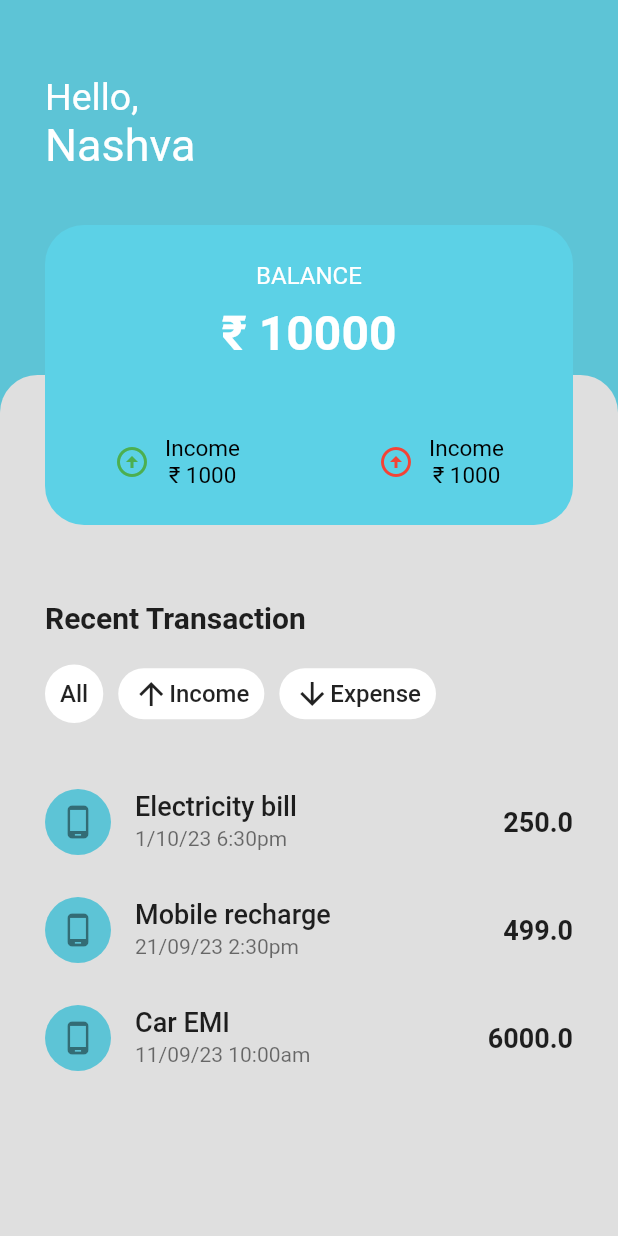
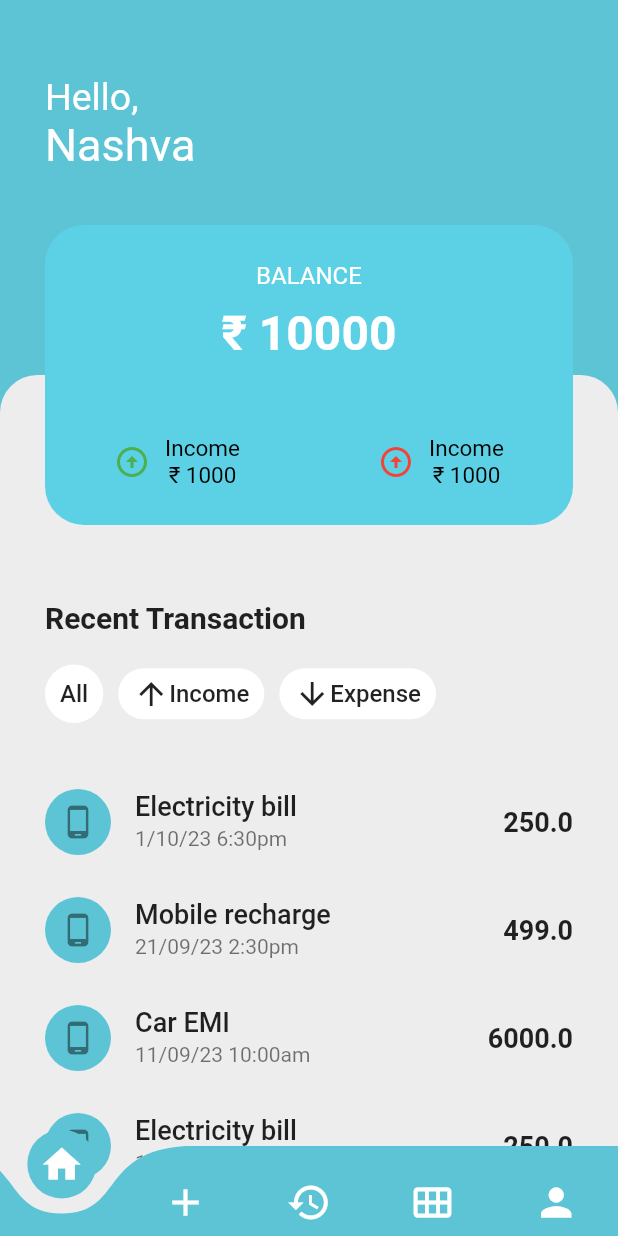
Before and after one commit to nashvak/expense_tracker, a Flutter app: the screen it shows after launch, after a tap on "Get Started", after a tap on "Login", on a phone screen of 412 x 824 dp. Run offline on Flutter 3.47's test engine with Material 2 defaults, Android fonts, the phone set to English and light mode, and no system bars; drawn by our look-alikes of curved_navigation_bar; our stand-ins replace get, google_fonts.

Commit message:
curved bottom navigation bar is created

```diff
--- a/lib/constatnts/colors.dart
+++ b/lib/constatnts/colors.dart
@@ -3,4 +3,6 @@ import 'package:flutter/material.dart';
 class Appcolor {
   static const Color primaryColor = Color.fromARGB(255, 93, 196, 214);
   static const Color secondaryColor = Color.fromARGB(138, 133, 133, 100);
+  static const Color tertiaryColor = Color.fromARGB(255, 237, 237, 237);
+  static const Color white = Colors.white;
 }
--- a/lib/main.dart
+++ b/lib/main.dart
@@ -1,6 +1,7 @@
 import 'package:expense_tracker/view/authentication/get_started.dart';
 import 'package:expense_tracker/view/authentication/login.dart';
 import 'package:expense_tracker/view/authentication/signup.dart';
+import 'package:expense_tracker/view/transaction/dashboard/bottom_nav.dart';
 import 'package:expense_tracker/view/transaction/home_screen.dart';
 import 'package:flutter/material.dart';
 import 'package:get/get.dart';
@@ -23,6 +24,7 @@ class MyApp extends StatelessWidget {
         GetPage(name: '/login', page: () => const LoginScreen()),
         GetPage(name: '/signup', page: () => const ScreenSignup()),
         GetPage(name: '/home', page: () => const ScreenHome()),
+        GetPage(name: '/bottom', page: () => const BottomNav()),
       ],
     );
   }
--- a/lib/view/authentication/login.dart
+++ b/lib/view/authentication/login.dart
@@ -67,7 +67,7 @@ class LoginScreen extends StatelessWidget {
                       CustomButton(
                         title: 'Login',
                         onTap: () {
-                          Get.offNamed('/home');
+                          Get.offNamed('/bottom');
                         },
                       ),
                       height20,
--- /dev/null
+++ b/lib/view/transaction/dashboard/bottom_nav.dart
@@ -0,0 +1,61 @@
+import 'package:curved_navigation_bar/curved_navigation_bar.dart';
+import 'package:expense_tracker/constatnts/colors.dart';
+import 'package:expense_tracker/view/history/history_screen.dart';
+import 'package:expense_tracker/view/transaction/add_transaction.dart';
+import 'package:expense_tracker/view/transaction/home_screen.dart';
+import 'package:expense_tracker/view/profile/profile_screen.dart';
+import 'package:expense_tracker/view/remainder/remainder_screen.dart';
+import 'package:flutter/material.dart';
+
+class BottomNav extends StatefulWidget {
+  const BottomNav({super.key});
+
+  @override
+  State<BottomNav> createState() => _BottomNavState();
+}
+
+class _BottomNavState extends State<BottomNav> {
+  int myIndex = 0;
+  List<Widget> icons = [
+    const Icon(Icons.home, size: 30),
+    const Icon(Icons.add, size: 30),
+    const Icon(Icons.history, size: 30),
+    const Icon(Icons.calendar_view_month, size: 30),
+    const Icon(Icons.person, size: 30),
+  ];
+  List<Widget> screens = [
+    const ScreenHome(),
+    const ScreenAddTransaction(),
+    const ScreenHistory(),
+    const ScreenRemainder(),
+    const ScreenProfile(),
+  ];
+
+  @override
+  Widget build(BuildContext context) {
+    return Scaffold(
+      extendBody: true,
+      body: screens[myIndex],
+      bottomNavigationBar: Theme(
+        data: Theme.of(context)
+            .copyWith(iconTheme: const IconThemeData(color: Appcolor.white)),
+        child: CurvedNavigationBar(
+            height: 60,
+            backgroundColor: Colors.transparent,
+            // backgroundColor: Appcolor.tertiaryColor,
+            buttonBackgroundColor: Appcolor.primaryColor,
+            animationDuration:
+                const Duration(milliseconds: 300), //default is 600
+            color: Appcolor.primaryColor,
+            onTap: (index) {
+              setState(
+                () {
+                  myIndex = index;
+                },
+              );
+            },
+            items: icons),
+      ),
+    );
+  }
+}
--- a/lib/view/transaction/home_screen.dart
+++ b/lib/view/transaction/home_screen.dart
@@ -46,7 +46,7 @@ class ScreenHome extends StatelessWidget {
                 height: MediaQuery.of(context).size.height,
                 width: MediaQuery.of(context).size.width,
                 decoration: const ShapeDecoration(
-                  color: Color.fromARGB(255, 223, 223, 223),
+                  color: Appcolor.tertiaryColor,
                   shape: RoundedRectangleBorder(
                     borderRadius: BorderRadius.only(
                       topLeft: Radius.circular(25),
@@ -81,10 +81,12 @@ class ScreenHome extends StatelessWidget {
                               child: const Padding(
                                 padding: EdgeInsets.symmetric(
                                     horizontal: 10, vertical: 10),
-                                child: Text("All",
-                                    style: TextStyle(
-                                        fontSize: 16,
-                                        fontWeight: FontWeight.w500)),
+                                child: Text(
+                                  "All",
+                                  style: TextStyle(
+                                      fontSize: 16,
+                                      fontWeight: FontWeight.w500),
+                                ),
                               ),
                             ),
                             BlankSpace(
@@ -105,7 +107,8 @@ class ScreenHome extends StatelessWidget {
                         Expanded(
                           child: Container(
                             //color: Colors.red,
-                            height: MediaQuery.of(context).size.height,
+                            //height: MediaQuery.of(context).size.height,
+                            height: 50,
                             width: MediaQuery.of(context).size.width,
                             // color: Colors.red,
                             child: SingleChildScrollView(
@@ -127,6 +130,16 @@ class ScreenHome extends StatelessWidget {
                                       date: '11/09/23 10:00am',
                                       icon: Icon(Icons.phone_android),
                                       title: 'Car EMI'),
+                                  const Listtile(
+                                      amount: 250,
+                                      date: '1/10/23 6:30pm',
+                                      icon: Icon(Icons.phone_android),
+                                      title: 'Electricity bill'),
+                                  const Listtile(
+                                      amount: 499,
+                                      date: '21/09/23 2:30pm',
+                                      icon: Icon(Icons.phone_android),
+                                      title: 'Mobile recharge'),
                                 ],
                               ),
                             ),
--- a/pubspec.yaml
+++ b/pubspec.yaml
@@ -37,6 +37,9 @@ dependencies:
   cupertino_icons: ^1.0.2
   google_fonts: ^6.1.0
   get: ^4.6.5
+  flutter_neumorphic: ^3.0.3
+  curved_navigation_bar: ^1.0.3
+
 
 dev_dependencies:
   flutter_test:
```
Also changed, not shown: lib/view/history/history_screen.dart (added, +20 -0 lines), lib/view/profile/profile_screen.dart (added, +19 -0 lines), lib/view/remainder/remainder_screen.dart (added, +19 -0 lines), lib/view/transaction/add_transaction.dart (added, +12 -0 lines), pubspec.lock.
